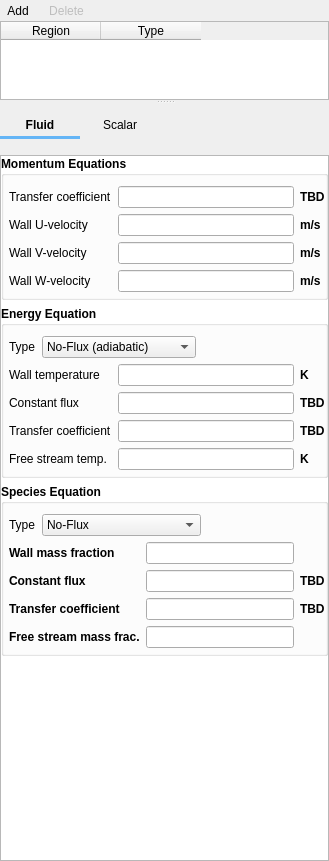
First picture: the form in gui/uifiles/boundary_conditions.ui, repository truongd8593/mfix, before the edit.
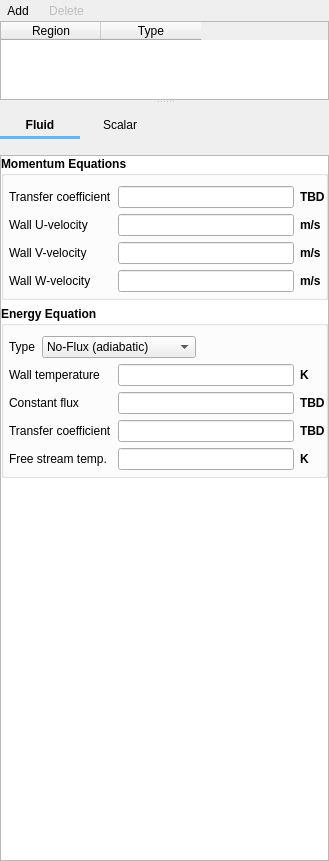
Second picture: the form after the edit. Custom widgets are drawn as their Qt base class.

Commit message: BCs/Wall/Fluid tab has a groupbox for each species

Diff of the .ui file:
```diff
--- a/gui/uifiles/boundary_conditions.ui
+++ b/gui/uifiles/boundary_conditions.ui
@@ -701,156 +701,6 @@
                   </layout>
                  </widget>
                 </item>
-                <item>
-                 <widget class="QGroupBox" name="groupbox_fluid_species_eq">
-                  <property name="font">
-                   <font>
-                    <weight>75</weight>
-                    <bold>true</bold>
-                   </font>
-                  </property>
-                  <property name="title">
-                   <string>Species Equation</string>
-                  </property>
-                  <property name="flat">
-                   <bool>true</bool>
-                  </property>
-                  <layout class="QGridLayout" name="gridLayout_6">
-                   <property name="leftMargin">
-                    <number>5</number>
-                   </property>
-                   <property name="topMargin">
-                    <number>10</number>
-                   </property>
-                   <property name="rightMargin">
-                    <number>0</number>
-                   </property>
-                   <property name="bottomMargin">
-                    <number>5</number>
-                   </property>
-                   <property name="spacing">
-                    <number>6</number>
-                   </property>
-                   <item row="0" column="0" colspan="3">
-                    <layout class="QHBoxLayout" name="horizontalLayout_4">
-                     <item>
-                      <widget class="QLabel" name="label">
-                       <property name="font">
-                        <font>
-                         <weight>50</weight>
-                         <bold>false</bold>
-                        </font>
-                       </property>
-                       <property name="text">
-                        <string>Type</string>
-                       </property>
-                      </widget>
-                     </item>
-                     <item>
-                      <widget class="QComboBox" name="combobox_fluid_species_eq_type">
-                       <property name="font">
-                        <font>
-                         <weight>50</weight>
-                         <bold>false</bold>
-                        </font>
-                       </property>
-                       <property name="frame">
-                        <bool>true</bool>
-                       </property>
-                       <item>
-                        <property name="text">
-                         <string>No-Flux</string>
-                        </property>
-                       </item>
-                       <item>
-                        <property name="text">
-                         <string>Specified Mass Fraction</string>
-                        </property>
-                       </item>
-                       <item>
-                        <property name="text">
-                         <string>Specified Flux</string>
-                        </property>
-                       </item>
-                       <item>
-                        <property name="text">
-                         <string>Convective Flux</string>
-                        </property>
-                       </item>
-                      </widget>
-                     </item>
-                     <item>
-                      <spacer name="horizontalSpacer_4">
-                       <property name="orientation">
-                        <enum>Qt::Horizontal</enum>
-                       </property>
-                       <property name="sizeHint" stdset="0">
-                        <size>
-                         <width>40</width>
-                         <height>20</height>
-                        </size>
-                       </property>
-                      </spacer>
-                     </item>
-                    </layout>
-                   </item>
-                   <item row="1" column="0">
-                    <widget class="QLabel" name="label_bc_xw_g">
-                     <property name="text">
-                      <string>Wall mass fraction</string>
-                     </property>
-                    </widget>
-                   </item>
-                   <item row="2" column="0">
-                    <widget class="QLabel" name="label_bc_c_x_g">
-                     <property name="text">
-                      <string>Constant flux</string>
-                     </property>
-                    </widget>
-                   </item>
-                   <item row="2" column="1">
-                    <widget class="LineEdit" name="lineedit_keyword_bc_c_x_g_args_BC"/>
-                   </item>
-                   <item row="2" column="2">
-                    <widget class="QLabel" name="label_bc_c_x_g_units">
-                     <property name="text">
-                      <string>TBD</string>
-                     </property>
-                    </widget>
-                   </item>
-                   <item row="3" column="0">
-                    <widget class="QLabel" name="label_bc_hw_x_g">
-                     <property name="text">
-                      <string>Transfer coefficient</string>
-                     </property>
-                    </widget>
-                   </item>
-                   <item row="3" column="1">
-                    <widget class="LineEdit" name="lineedit_keyword_bc_hw_x_g_args_BC"/>
-                   </item>
-                   <item row="3" column="2">
-                    <widget class="QLabel" name="label_bc_hw_x_g_units">
-                     <property name="text">
-                      <string>TBD</string>
-                     </property>
-                    </widget>
-                   </item>
-                   <item row="4" column="0">
-                    <widget class="QLabel" name="label_bc_xw_g_2">
-                     <property name="text">
-                      <string>Free stream mass frac.</string>
-                     </property>
-                    </widget>
-                   </item>
-                   <item row="1" column="1">
-                    <widget class="LineEdit" name="lineedit_keyword_bc_xw_g_args_BC"/>
-                   </item>
-                   <item row="4" column="1">
-                    <widget class="LineEdit" name="lineedit_keyword_bc_xw_g_2_args_BC"/>
-                   </item>
-                  </layout>
-                 </widget>
-                </item>
                 <item>
                  <spacer name="verticalSpacer_1">
                   <property name="orientation">
```
The commit also changes 5 other files.
